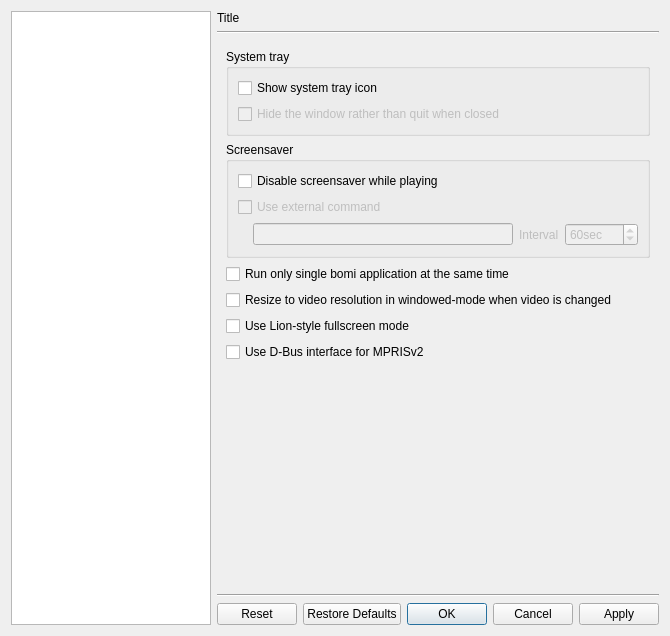
This is src/bomi/ui/prefdialog.ui in bylee20/bomi as Qt 5 draws it before an edit. The edited form follows.
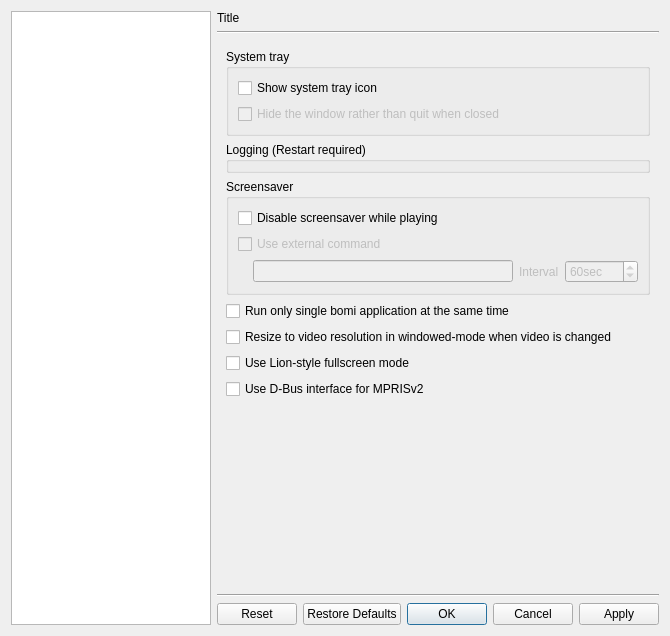
This is the edited form. The open tabs and pages were chosen to show the change. Icons and pictures are not drawn. Custom widgets are drawn as their Qt base class.

Commit message: * New: option to select logging level for systemd journal, stdout, stderr, external file

```diff
--- a/src/bomi/ui/prefdialog.ui
+++ b/src/bomi/ui/prefdialog.ui
@@ -1991,6 +1991,13 @@
            </layout>
           </widget>
          </item>
+         <item>
+          <widget class="LogOptionWidget" name="app_log_option">
+           <property name="title">
+            <string>Logging (Restart required)</string>
+           </property>
+          </widget>
+         </item>
          <item>
           <widget class="QGroupBox" name="groupBox_27">
            <property name="title">
@@ -2893,6 +2900,12 @@
    <header>video/motionintrploption.hpp</header>
    <container>1</container>
   </customwidget>
+  <customwidget>
+   <class>LogOptionWidget</class>
+   <extends>QGroupBox</extends>
+   <header>misc/logoption.hpp</header>
+   <container>1</container>
+  </customwidget>
  </customwidgets>
  <resources>
   <include location="../rsclist.qrc"/>
```
Left out of the diff: 2 changed lines with no effect on the pictures. The commit also changes 36 other files.
